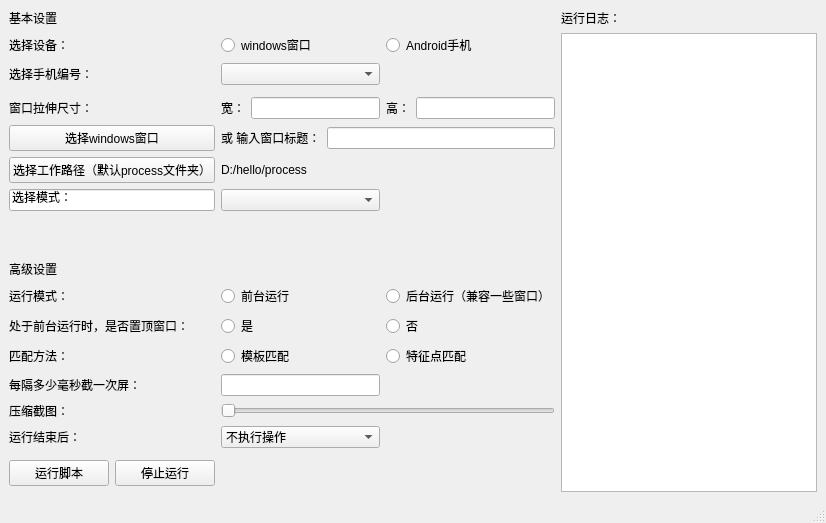
This is program/pys_ui.ui in tonymaa/pyauto-script as Qt 5 draws it before an edit. The edited form follows.
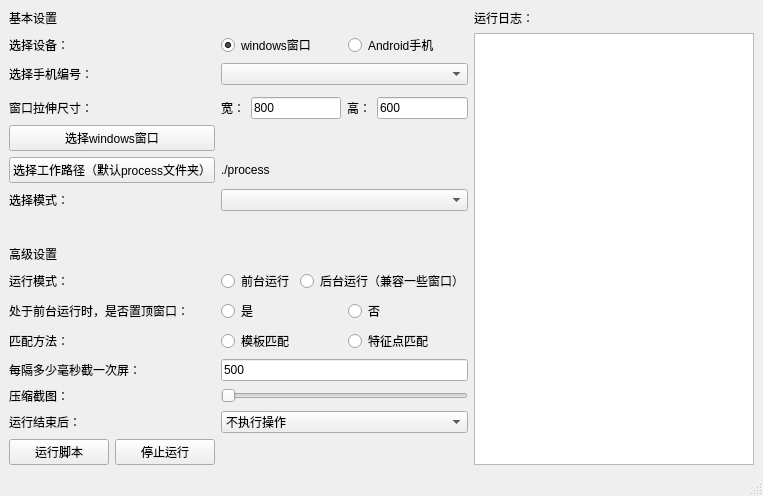
This is the edited form.

Commit message: windows mode finished

Patch:
```diff
--- a/program/pys_ui.ui
+++ b/program/pys_ui.ui
@@ -6,8 +6,8 @@
    <rect>
     <x>0</x>
     <y>0</y>
-    <width>826</width>
-    <height>523</height>
+    <width>763</width>
+    <height>496</height>
    </rect>
   </property>
   <property name="minimumSize">
@@ -23,33 +23,10 @@
    <layout class="QHBoxLayout" name="horizontalLayout_2">
     <item>
      <layout class="QGridLayout" name="gridLayout">
-      <item row="12" column="2">
-       <widget class="QRadioButton" name="radioButton_8">
+      <item row="11" column="0">
+       <widget class="QLabel" name="label_10">
         <property name="text">
-         <string>否</string>
-        </property>
-       </widget>
-      </item>
-      <item row="8" column="1">
-       <widget class="QComboBox" name="comboBox_2"/>
-      </item>
-      <item row="17" column="2">
-       <spacer name="verticalSpacer_2">
-        <property name="orientation">
-         <enum>Qt::Vertical</enum>
-        </property>
-        <property name="sizeHint" stdset="0">
-         <size>
-          <width>20</width>
-          <height>40</height>
-         </size>
-        </property>
-       </spacer>
-      </item>
-      <item row="15" column="1" colspan="2">
-       <widget class="QSlider" name="horizontalSlider">
-        <property name="orientation">
-         <enum>Qt::Horizontal</enum>
+         <string>运行模式：</string>
         </property>
        </widget>
       </item>
@@ -60,82 +37,41 @@
         </property>
        </widget>
       </item>
-      <item row="5" column="0">
-       <widget class="QLabel" name="label_2">
-        <property name="text">
-         <string>窗口拉伸尺寸：</string>
-        </property>
-       </widget>
-      </item>
-      <item row="12" column="0">
-       <widget class="QLabel" name="label_13">
-        <property name="text">
-         <string>处于前台运行时，是否置顶窗口：</string>
-        </property>
-       </widget>
-      </item>
-      <item row="13" column="2">
-       <widget class="QRadioButton" name="radioButton_6">
-        <property name="text">
-         <string>特征点匹配</string>
-        </property>
-       </widget>
-      </item>
-      <item row="2" column="0">
-       <widget class="QLabel" name="label">
-        <property name="text">
-         <string>选择设备：</string>
-        </property>
-       </widget>
-      </item>
-      <item row="17" column="0">
-       <layout class="QHBoxLayout" name="horizontalLayout_4">
+      <item row="3" column="1">
+       <widget class="QComboBox" name="select_device_id">
         <item>
-         <widget class="QPushButton" name="pushButton_3">
-          <property name="text">
-           <string>运行脚本</string>
-          </property>
-         </widget>
+         <property name="text">
+          <string/>
+         </property>
         </item>
+       </widget>
+      </item>
+      <item row="6" column="1">
+       <layout class="QHBoxLayout" name="horizontalLayout_5">
         <item>
-         <widget class="QPushButton" name="pushButton_4">
+         <widget class="QLabel" name="inputWindowTitle">
           <property name="text">
-           <string>停止运行</string>
+           <string/>
           </property>
          </widget>
         </item>
        </layout>
       </item>
-      <item row="13" column="0">
-       <widget class="QLabel" name="label_11">
-        <property name="text">
-         <string>匹配方法：</string>
-        </property>
-       </widget>
+      <item row="8" column="1">
+       <widget class="QComboBox" name="select_mode"/>
       </item>
-      <item row="3" column="0">
-       <widget class="QLabel" name="label_3">
-        <property name="text">
-         <string>选择手机编号：</string>
-        </property>
-       </widget>
-      </item>
-      <item row="7" column="0">
-       <widget class="QPushButton" name="pushButton_2">
-        <property name="text">
-         <string>选择工作路径（默认process文件夹）</string>
-        </property>
-       </widget>
-      </item>
-      <item row="8" column="0">
-       <widget class="QLineEdit" name="lineEdit_3">
-        <property name="text">
-         <string>选择模式：</string>
+      <item row="2" column="2" rowspan="16" colspan="2">
+       <widget class="QTextBrowser" name="runningLog">
+        <property name="minimumSize">
+         <size>
+          <width>280</width>
+          <height>0</height>
+         </size>
         </property>
        </widget>
       </item>
       <item row="16" column="1">
-       <widget class="QComboBox" name="comboBox_3">
+       <widget class="QComboBox" name="select_when_ending">
         <item>
          <property name="text">
           <string>不执行操作</string>
@@ -158,13 +94,6 @@
         </item>
        </widget>
       </item>
-      <item row="6" column="0">
-       <widget class="QPushButton" name="pushButton">
-        <property name="text">
-         <string>选择windows窗口</string>
-        </property>
-       </widget>
-      </item>
       <item row="15" column="0">
        <widget class="QLabel" name="label_12">
         <property name="text">
@@ -172,43 +101,6 @@
         </property>
        </widget>
       </item>
-      <item row="2" column="3" rowspan="16">
-       <widget class="QTextBrowser" name="textBrowser"/>
-      </item>
-      <item row="13" column="1">
-       <widget class="QRadioButton" name="radioButton_5">
-        <property name="text">
-         <string>模板匹配</string>
-        </property>
-       </widget>
-      </item>
-      <item row="16" column="0">
-       <widget class="QLabel" name="label_14">
-        <property name="text">
-         <string>运行结束后：</string>
-        </property>
-       </widget>
-      </item>
-      <item row="9" column="1">
-       <spacer name="verticalSpacer">
-        <property name="orientation">
-         <enum>Qt::Vertical</enum>
-        </property>
-        <property name="sizeHint" stdset="0">
-         <size>
-          <width>20</width>
-          <height>40</height>
-         </size>
-        </property>
-       </spacer>
-      </item>
-      <item row="7" column="1" colspan="2">
-       <widget class="QLabel" name="label_7">
-        <property name="text">
-         <string>D:/hello/process</string>
-        </property>
-       </widget>
-      </item>
       <item row="5" column="1">
        <layout class="QHBoxLayout" name="horizontalLayout">
         <property name="sizeConstraint">
@@ -222,61 +114,199 @@
          </widget>
         </item>
         <item>
-         <widget class="QLineEdit" name="lineEdit"/>
+         <widget class="QLineEdit" name="windowWidthInput">
+          <property name="text">
+           <string>800</string>
+          </property>
+         </widget>
+        </item>
+        <item>
+         <widget class="QLabel" name="label_5">
+          <property name="text">
+           <string>高：</string>
+          </property>
+         </widget>
+        </item>
+        <item>
+         <widget class="QLineEdit" name="windowHeightInput">
+          <property name="text">
+           <string>600</string>
+          </property>
+         </widget>
         </item>
        </layout>
       </item>
-      <item row="2" column="2">
-       <widget class="QRadioButton" name="radioButton_2">
-        <property name="text">
-         <string>Android手机</string>
+      <item row="9" column="1">
+       <spacer name="verticalSpacer">
+        <property name="orientation">
+         <enum>Qt::Vertical</enum>
         </property>
-       </widget>
-      </item>
-      <item row="11" column="1">
-       <widget class="QRadioButton" name="radioButton_3">
-        <property name="text">
-         <string>前台运行</string>
+        <property name="sizeHint" stdset="0">
+         <size>
+          <width>20</width>
+          <height>40</height>
+         </size>
         </property>
-       </widget>
+       </spacer>
       </item>
-      <item row="2" column="1">
-       <widget class="QRadioButton" name="radioButton">
+      <item row="16" column="0">
+       <widget class="QLabel" name="label_14">
         <property name="text">
-         <string>windows窗口</string>
+         <string>运行结束后：</string>
         </property>
        </widget>
       </item>
-      <item row="3" column="1">
-       <widget class="QComboBox" name="comboBox">
-        <item>
-         <property name="text">
-          <string/>
-         </property>
-        </item>
-       </widget>
-      </item>
-      <item row="11" column="2">
-       <widget class="QRadioButton" name="radioButton_4">
+      <item row="12" column="0">
+       <widget class="QLabel" name="label_13">
         <property name="text">
-         <string>后台运行（兼容一些窗口）</string>
+         <string>处于前台运行时，是否置顶窗口：</string>
         </property>
        </widget>
       </item>
-      <item row="12" column="1">
-       <widget class="QRadioButton" name="radioButton_7">
-        <property name="text">
-         <string>是</string>
-        </property>
-       </widget>
-      </item>
-      <item row="0" column="3">
+      <item row="0" column="2">
        <widget class="QLabel" name="label_15">
         <property name="text">
          <string>运行日志：</string>
         </property>
        </widget>
       </item>
+      <item row="14" column="1">
+       <widget class="QLineEdit" name="screenshotsInterval">
+        <property name="text">
+         <string>500</string>
+        </property>
+       </widget>
+      </item>
+      <item row="7" column="1">
+       <widget class="QLabel" name="showWorkingDir">
+        <property name="text">
+         <string>./process</string>
+        </property>
+       </widget>
+      </item>
+      <item row="12" column="1">
+       <layout class="QHBoxLayout" name="horizontalLayout_8">
+        <item>
+         <widget class="QRadioButton" name="radioActiveYes">
+          <property name="text">
+           <string>是</string>
+          </property>
+         </widget>
+        </item>
+        <item>
+         <widget class="QRadioButton" name="radioActiveNo">
+          <property name="text">
+           <string>否</string>
+          </property>
+          <property name="checked">
+           <bool>true</bool>
+          </property>
+         </widget>
+        </item>
+       </layout>
+      </item>
+      <item row="2" column="0">
+       <widget class="QLabel" name="label">
+        <property name="text">
+         <string>选择设备：</string>
+        </property>
+       </widget>
+      </item>
+      <item row="8" column="0">
+       <widget class="QLabel" name="label_17">
+        <property name="text">
+         <string>选择模式：</string>
+        </property>
+       </widget>
+      </item>
+      <item row="17" column="0">
+       <layout class="QHBoxLayout" name="horizontalLayout_4">
+        <item>
+         <widget class="QPushButton" name="butRun">
+          <property name="text">
+           <string>运行脚本</string>
+          </property>
+         </widget>
+        </item>
+        <item>
+         <widget class="QPushButton" name="butStop">
+          <property name="text">
+           <string>停止运行</string>
+          </property>
+         </widget>
+        </item>
+       </layout>
+      </item>
+      <item row="13" column="1">
+       <layout class="QHBoxLayout" name="horizontalLayout_9">
+        <item>
+         <widget class="QRadioButton" name="radioTemplateMatch">
+          <property name="text">
+           <string>模板匹配</string>
+          </property>
+          <property name="checked">
+           <bool>true</bool>
+          </property>
+         </widget>
+        </item>
+        <item>
+         <widget class="QRadioButton" name="radioSiftMatch">
+          <property name="text">
+           <string>特征点匹配</string>
+          </property>
+         </widget>
+        </item>
+       </layout>
+      </item>
+      <item row="11" column="1">
+       <layout class="QHBoxLayout" name="horizontalLayout_7">
+        <item>
+         <widget class="QRadioButton" name="radioRunFront">
+          <property name="text">
+           <string>前台运行</string>
+          </property>
+          <property name="checked">
+           <bool>true</bool>
+          </property>
+         </widget>
+        </item>
+        <item>
+         <widget class="QRadioButton" name="raidoRunBack">
+          <property name="text">
+           <string>后台运行（兼容一些窗口）</string>
+          </property>
+         </widget>
+        </item>
+       </layout>
+      </item>
+      <item row="14" column="0">
+       <widget class="QLabel" name="label_16">
+        <property name="text">
+         <string>每隔多少毫秒截一次屏：</string>
+        </property>
+       </widget>
+      </item>
+      <item row="13" column="0">
+       <widget class="QLabel" name="label_11">
+        <property name="text">
+         <string>匹配方法：</string>
+        </property>
+       </widget>
+      </item>
+      <item row="15" column="1">
+       <widget class="QSlider" name="compressScreentshots">
+        <property name="orientation">
+         <enum>Qt::Horizontal</enum>
+        </property>
+       </widget>
+      </item>
+      <item row="3" column="0">
+       <widget class="QLabel" name="label_3">
+        <property name="text">
+         <string>选择手机编号：</string>
+        </property>
+       </widget>
+      </item>
       <item row="10" column="0">
        <widget class="QLabel" name="label_9">
         <property name="text">
@@ -284,49 +314,62 @@
         </property>
        </widget>
       </item>
-      <item row="5" column="2">
+      <item row="6" column="0">
+       <widget class="QPushButton" name="selectWindow">
+        <property name="text">
+         <string>选择windows窗口</string>
+        </property>
+       </widget>
+      </item>
+      <item row="5" column="0">
+       <widget class="QLabel" name="label_2">
+        <property name="text">
+         <string>窗口拉伸尺寸：</string>
+        </property>
+       </widget>
+      </item>
+      <item row="7" column="0">
+       <widget class="QPushButton" name="selectWorkingDir">
+        <property name="text">
+         <string>选择工作路径（默认process文件夹）</string>
+        </property>
+       </widget>
+      </item>
+      <item row="17" column="1">
+       <spacer name="verticalSpacer_2">
+        <property name="orientation">
+         <enum>Qt::Vertical</enum>
+        </property>
+        <property name="sizeHint" stdset="0">
+         <size>
+          <width>20</width>
+          <height>40</height>
+         </size>
+        </property>
+       </spacer>
+      </item>
+      <item row="2" column="1">
        <layout class="QHBoxLayout" name="horizontalLayout_3">
         <item>
-         <widget class="QLabel" name="label_5">
+         <widget class="QRadioButton" name="radioWindows">
           <property name="text">
-           <string>高：</string>
+           <string>windows窗口</string>
           </property>
+          <property name="checkable">
+           <bool>true</bool>
+          </property>
+          <property name="checked">
+           <bool>true</bool>
+          </property>
          </widget>
         </item>
         <item>
-         <widget class="QLineEdit" name="lineEdit_2"/>
-        </item>
-       </layout>
-      </item>
-      <item row="11" column="0">
-       <widget class="QLabel" name="label_10">
-        <property name="text">
-         <string>运行模式：</string>
-        </property>
-       </widget>
-      </item>
-      <item row="14" column="0">
-       <widget class="QLabel" name="label_16">
-        <property name="text">
-         <string>每隔多少毫秒截一次屏：</string>
-        </property>
-       </widget>
-      </item>
-      <item row="14" column="1">
-       <widget class="QLineEdit" name="lineEdit_5"/>
-      </item>
-      <item row="6" column="1" colspan="2">
-       <layout class="QHBoxLayout" name="horizontalLayout_5">
-        <item>
-         <widget class="QLabel" name="label_6">
+         <widget class="QRadioButton" name="radioABD">
           <property name="text">
-           <string>或 输入窗口标题：</string>
+           <string>Android手机</string>
           </property>
          </widget>
         </item>
-        <item>
-         <widget class="QLineEdit" name="lineEdit_4"/>
-        </item>
        </layout>
       </item>
      </layout>
@@ -341,7 +384,7 @@
     <rect>
      <x>0</x>
      <y>0</y>
-     <width>826</width>
+     <width>763</width>
      <height>23</height>
     </rect>
    </property>
```
The commit also changes 6 other files.
